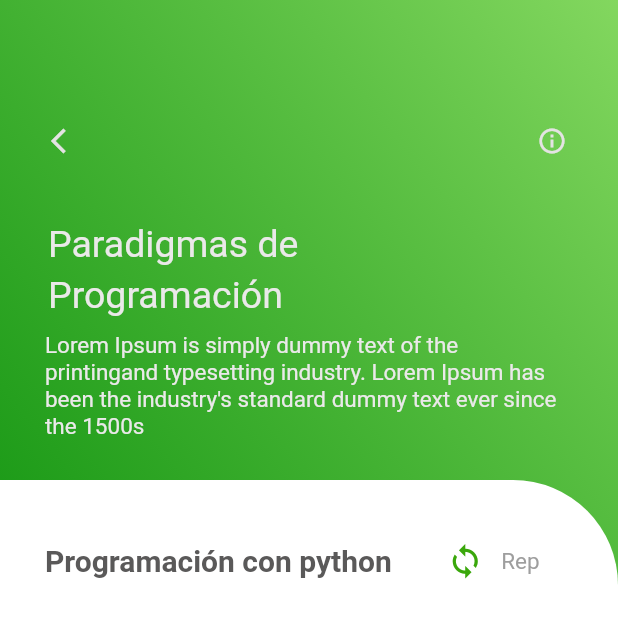
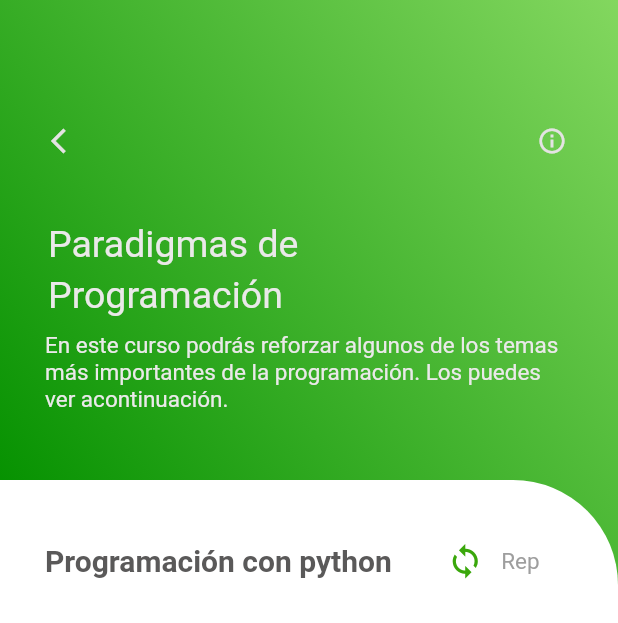
Before and after one commit to StefaRueRome/LearnPro_Flutter, a Flutter app: the Inicio screen opened directly, in the side drawer, after a tap on "Paradigmas de Programación", on a phone screen of 412 x 824 dp. Shown: the top 623 px of the screen. Run offline on Flutter 3.47's test engine with Material 2 defaults, Android fonts, the phone set to English and light mode, and no system bars; drawn by our look-alikes of auto_size_text; our stand-ins replace chewie, get, shared_preferences, video_player; accounts and stored records are empty; network calls fail.

Commit message:
Mejoras de color y diseno

```diff
--- a/lib/chewie_video.dart
+++ b/lib/chewie_video.dart
@@ -6,7 +6,7 @@ class ChewieVideo extends StatefulWidget {
   final VideoPlayerController videoPlayerController;
   final bool looping;
 
-  ChewieVideo({
+  const ChewieVideo({
     required this.videoPlayerController,
     required this.looping,
     Key? key,
@@ -37,7 +37,7 @@ class _ChewieVideoState extends State<ChewieVideo> {
         return Center(
           child: Text(
             errorMessage,
-            style: TextStyle(color: Colors.white),
+            style: const TextStyle(color: Colors.white),
           ),
         );
       },
--- a/lib/colors.dart
+++ b/lib/colors.dart
@@ -3,8 +3,8 @@ import 'dart:ui';
 
 class AppColor{
   static Color homePageBack = const Color(0xFFfbfcff);
-  static Color gradientF = Color.fromARGB(255, 5, 145, 0);
-  static Color gradientS = Color.fromARGB(255, 131, 215, 95);
-  static Color detail = Color.fromARGB(255, 58, 167, 11);
-  static Color drawer = Color.fromARGB(255, 52, 172, 1);
+  static Color gradientF = const Color.fromARGB(255, 5, 145, 0);
+  static Color gradientS = const Color.fromARGB(255, 131, 215, 95);
+  static Color detail = const Color.fromARGB(255, 58, 167, 11);
+  static Color drawer = const Color.fromARGB(255, 52, 172, 1);
 }
--- a/lib/inicio.dart
+++ b/lib/inicio.dart
@@ -23,31 +23,31 @@ class Inicio extends StatelessWidget{
             padding: EdgeInsets.zero,
             children: <Widget>[
                 _buildDrawerHeader(context),
-                ListTile(
+                const ListTile(
                   horizontalTitleGap: 0,
                   leading: Icon(Icons.person),
                   title: Text('Perfil'),
                   trailing: Icon(Icons.arrow_right, color: Colors.black,)
                   ,
                 ),
-                Divider(color: Colors.black,),
+                const Divider(color: Colors.black,),
                 ListTile(
                   horizontalTitleGap: 0,
-                  leading: Icon(Icons.code),
-                  title: Text('Paradigmas de Programación'),
-                  trailing: Icon(Icons.arrow_right, color: Colors.black,),
+                  leading:const Icon(Icons.code),
+                  title: const Text('Paradigmas de Programación'),
+                  trailing: const Icon(Icons.arrow_right, color: Colors.black,),
                   onTap: (){
                     Navigator.of(context).pop();
                     Navigator.of(context).push(MaterialPageRoute(builder: (context)=> InicioParadigmas()));
                     //Get.to(InicioParadigmas());
                   }
                 ),
-                Divider(color: Colors.black,),
+                const Divider(color: Colors.black,),
                 ListTile(
                   horizontalTitleGap: 0,
-                  leading: Icon(Icons.data_array),
-                  title: Text('Estructura de Datos'),
-                  trailing: Icon(Icons.arrow_right, color: Colors.black,),
+                  leading: const Icon(Icons.data_array),
+                  title: const Text('Estructura de Datos'),
+                  trailing: const Icon(Icons.arrow_right, color: Colors.black,),
                   onTap: (){
                     Navigator.of(context).pop();
                     Navigator.of(context).push(MaterialPageRoute(builder: (context)=> InicioEstructuras()));
@@ -56,7 +56,7 @@ class Inicio extends StatelessWidget{
             ],
           ),
         ),
-        appBar: AppBar(backgroundColor: Color.fromARGB(242, 22, 134, 3),title: const Text("Inicio")),
+        appBar: AppBar(backgroundColor: const Color.fromARGB(242, 22, 134, 3),title: const Text("Inicio")),
         body: ListView(
           children: <Widget>[
             SizedBox(height: 250,
@@ -65,7 +65,7 @@ class Inicio extends StatelessWidget{
                 videoPlayerController: VideoPlayerController.network('http://learnpro.bucaramanga.upb.edu.co/videos/paradigmas/1.mp4'),
                 looping: false,
               ),),
-            SizedBox(height: 20),
+            const SizedBox(height: 20),
             SizedBox(height: 250,
               child:
             ChewieVideo(
@@ -78,11 +78,11 @@ class Inicio extends StatelessWidget{
   }
   UserAccountsDrawerHeader _buildDrawerHeader(BuildContext context){
     return UserAccountsDrawerHeader(
-      decoration: BoxDecoration(color: Color.fromARGB(242, 22, 134, 3)),
-      accountName: Text('Pedro Gómez'),
-      accountEmail: Text('pipe22007@gmail.com'),
+      decoration: const BoxDecoration(color: Color.fromARGB(242, 22, 134, 3)),
+      accountName: const Text('Pedro Gómez'),
+      accountEmail: const Text('pipe22007@gmail.com'),
       currentAccountPicture: GestureDetector(
-        child: CircleAvatar(backgroundColor: Colors.black, backgroundImage: NetworkImage('http://learnpro.bucaramanga.upb.edu.co/logo.png'),),
+        child: const CircleAvatar(backgroundColor: Colors.black, backgroundImage: NetworkImage('http://learnpro.bucaramanga.upb.edu.co/logo.png'),),
       )
       ,
     );
--- a/lib/inicio_estructuras.dart
+++ b/lib/inicio_estructuras.dart
@@ -394,7 +394,7 @@ class _InicioEstructurasState extends State<InicioEstructuras> {
                         width: 350,
                         height: 80,
                         child: const AutoSizeText(
-                          "A continuación encontraras un editor de codigo para que practiques lo visto en el video",
+                          "A continuación encontraras un editor de codigo para que practiques lo visto en el video.",
                           style: TextStyle(color: Color.fromARGB(255, 45, 45, 45)),
                           maxLines: 4,
                           maxFontSize: 15,
--- a/lib/inicio_paradigmas.dart
+++ b/lib/inicio_paradigmas.dart
@@ -66,14 +66,21 @@ class _InicioParadigmasState extends State<InicioParadigmas> {
         decoration: _playArea==false?BoxDecoration(
           gradient: LinearGradient(
             colors: [
-              color.AppColor.gradientF.withOpacity(0.9),
+              color.AppColor.gradientF,
               color.AppColor.gradientS
             ],
             begin: const FractionalOffset(0.0, 0.4),
             end: Alignment.topRight,
           )
         ):BoxDecoration(
-          color: color.AppColor.gradientS,
+          gradient: LinearGradient(
+            colors: [
+              color.AppColor.gradientF,
+              color.AppColor.gradientS
+            ],
+            begin: const FractionalOffset(0.0, 0.4),
+            end: Alignment.topRight,
+          )
         ),
         child: Column(
           children: [
@@ -121,13 +128,12 @@ class _InicioParadigmasState extends State<InicioParadigmas> {
                         height:80,
                         //height: MediaQuery.of(context).size.height,
                         child: const AutoSizeText(
-                          "Lorem Ipsum is simply dummy text of the printing" +
-                          "and typesetting industry. Lorem Ipsum has been " +
-                          "the industry's standard dummy text ever since the 1500s",
+                          "En este curso podrás reforzar algunos de los temas más importantes de la programación. Los puedes ver acontinuación.",
                           maxLines:4,
                           style: TextStyle(fontSize:15, color:Color.fromARGB(255, 234, 233, 233)),
                         ),
-                      )
+                      ),
+                      //const Icon(Icons.arrow_downward, size: 15,color: Colors.white,)
                     ],
                   )
                 ],
@@ -352,7 +358,7 @@ class _InicioParadigmasState extends State<InicioParadigmas> {
                                 style: TextStyle(
                                   fontSize: 20,
                                   fontWeight: FontWeight.bold,
-                                  color: Color.fromARGB(255, 90, 89, 89)
+                                  color: Colors.black
                                 ),
                               ),
                             ),
@@ -381,7 +387,7 @@ class _InicioParadigmasState extends State<InicioParadigmas> {
                           style: TextStyle(
                             fontSize: 20,
                             fontWeight: FontWeight.bold,
-                            color: Color.fromARGB(255, 90, 89, 89)
+                            color: Colors.black
                           ),
                         ),
                       ),
@@ -400,19 +406,27 @@ class _InicioParadigmasState extends State<InicioParadigmas> {
                         ),
                       ),
                       //const SizedBox(height: 10,),
-                      Container(
-                        width: 350,
-                        height: 350,
-                        color: Colors.grey[700],
-                        child: Row(
-                          children: const [
-                            Text(
-                              "Editor de codigo - python ",
-                              style: TextStyle(fontSize: 15,color:Colors.grey),
+                      Padding(
+                        padding: const EdgeInsets.only(right:35),
+                        child: ElevatedButton.icon(
+                          onPressed: () {
+                          },
+                          style: ElevatedButton.styleFrom(
+                            backgroundColor:Color.fromARGB(255, 93, 220, 102),
+                            minimumSize: const Size(double.infinity, 56),
+                            shape: const RoundedRectangleBorder(
+                              borderRadius: BorderRadius.only(
+                                topLeft: Radius.circular(10),
+                                topRight: Radius.circular(25),
+                                bottomRight: Radius.circular(25),
+                                bottomLeft: Radius.circular(25)
+                              )
                             )
-                          ],
+                          ),
+                          icon: const Icon(Icons.code, color: Color.fromARGB(255, 15, 183, 3),),
+                          label: const Text("Ir al editor"),
                         ),
-                      )
+                      ),
                     ]
                   ),
                 )
@@ -489,7 +503,6 @@ class _InicioParadigmasState extends State<InicioParadigmas> {
           height: 50,
           width: MediaQuery.of(context).size.width,
           margin: const EdgeInsets.only(bottom: 5),
-          color: color.AppColor.gradientS,
           child: Row(
             mainAxisAlignment: MainAxisAlignment.center,
             crossAxisAlignment: CrossAxisAlignment.center,
--- a/lib/main.dart
+++ b/lib/main.dart
@@ -1,3 +1,4 @@
+import 'package:app_learn_pro/editor/editor.dart';
 import 'package:app_learn_pro/home_page.dart';
 import 'package:app_learn_pro/login/signup_page.dart';
 import 'package:app_learn_pro/providers/user_provider.dart';
@@ -35,7 +36,7 @@ class _MyAppState extends State<MyApp> {
       theme: ThemeData(
         primarySwatch: Colors.blue
       ),
-      home: Provider.of<UserProvider>(context).user.token.isEmpty? SignupPage() : HomePage(),
+      home: SignupPage()  //Provider.of<UserProvider>(context).user.token.isEmpty? SignupPage() : HomePage(),
     );
   }
 }
--- a/lib/services/auth_services.dart
+++ b/lib/services/auth_services.dart
@@ -37,7 +37,7 @@ class AuthService{
         response: res,
         context: context,
         onSuccess: (){
-          ScaffoldMessenger.of(context).showSnackBar(SnackBar(content: const Text('Cuenta creada!, Logueate con las mismas credenciales!') ,));
+          ScaffoldMessenger.of(context).showSnackBar(const SnackBar(content: Text('Cuenta creada!, Logueate con las mismas credenciales!') ,));
         },
       );
 
--- a/lib/utils/constants.dart
+++ b/lib/utils/constants.dart
@@ -1,3 +1,3 @@
 class Constants{
-  static String uri='http://192.168.1.56:3007';
+  static String uri='http://192.168.2.88:3007';
 }
--- a/pubspec.yaml
+++ b/pubspec.yaml
@@ -43,6 +43,7 @@ dependencies:
   http: ^0.13.5
   provider: ^6.0.5
   shared_preferences: ^2.1.0
+  pluto_code_editor: ^0.1.1
 
 dev_dependencies:
   flutter_test:
```
Also changed, not shown: lib/home_page.dart (+19 -14 lines), lib/login/flash_view.dart (added, +23 -0 lines), lib/login/login_page.dart (+12 -12 lines), lib/login/signup_page.dart (+19 -19 lines), lib/editor/editor.dart (added), pubspec.lock.
